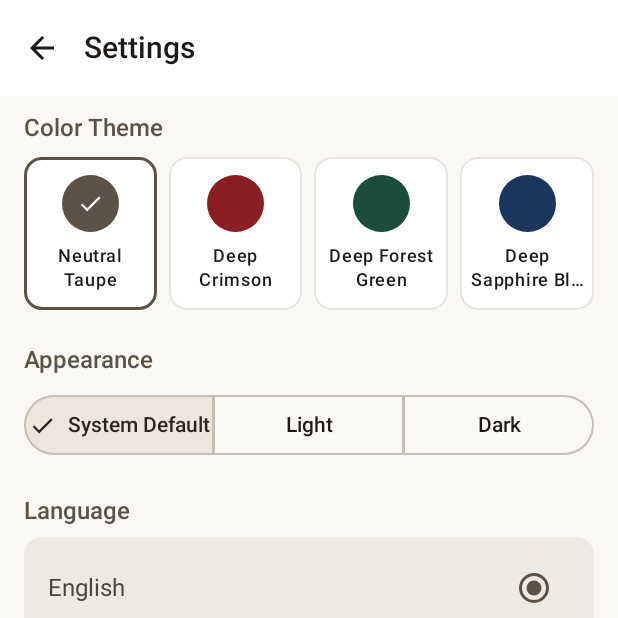
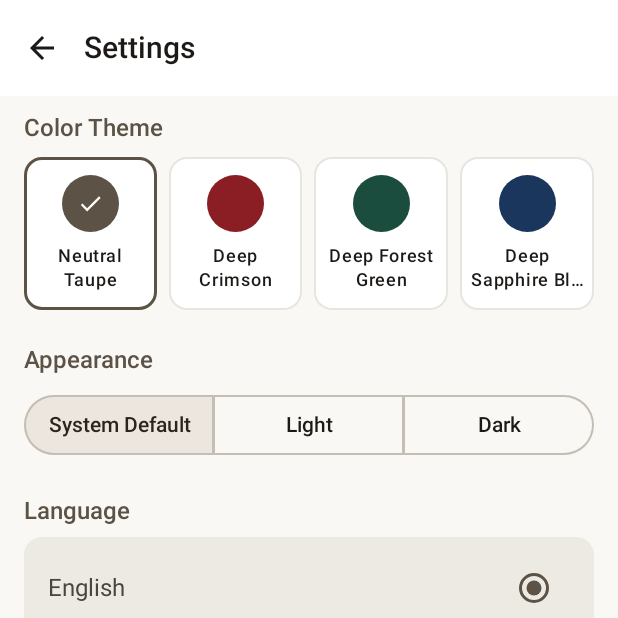
Before and after one commit to kitoku95/media-archive, an Android app built with Jetpack Compose: the SettingsRoute screen opened through its navigation route, on a phone screen of 412 x 824 dp, the top half of it. Run offline under Robolectric (Android 15) with nearby library versions, the phone set to English and light mode, and no system bars; our stand-ins replace Dagger/Hilt's generated code, Room's generated code.

Commit message:
style(settings): shorten Japanese system label and hide segmented button checkmark

```diff
--- a/app/src/main/java/io/github/kitoku95/mediaarchive/feature/settings/SettingsScreen.kt
+++ b/app/src/main/java/io/github/kitoku95/mediaarchive/feature/settings/SettingsScreen.kt
@@ -152,8 +152,13 @@ fun SettingsScreen(
                             ),
                             selected = uiState.selectedDarkMode == mode,
                             onClick = { onEvent(SettingsUiEvent.OnDarkModeSelected(mode)) },
+                            icon = {},
                             label = {
-                                Text(text = darkModeLabel(mode))
+                                Text(
+                                    text = darkModeLabel(mode),
+                                    maxLines = 1,
+                                    overflow = TextOverflow.Ellipsis
+                                )
                             }
                         )
                     }
```
Also changed, not shown: 1 other file.
